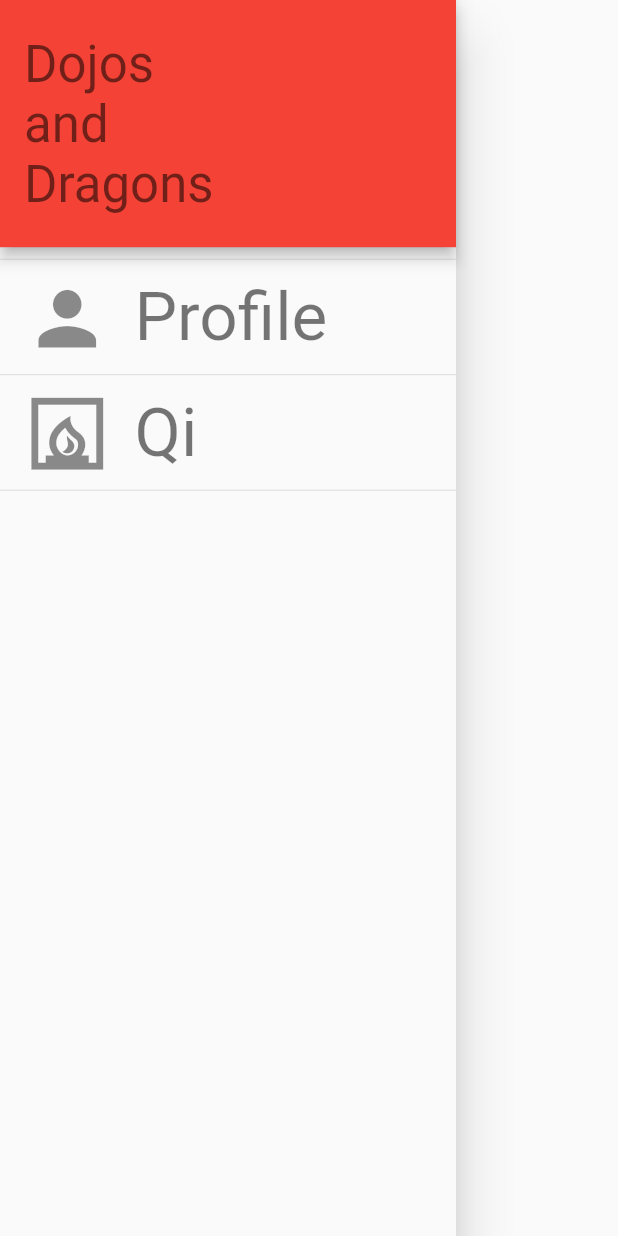
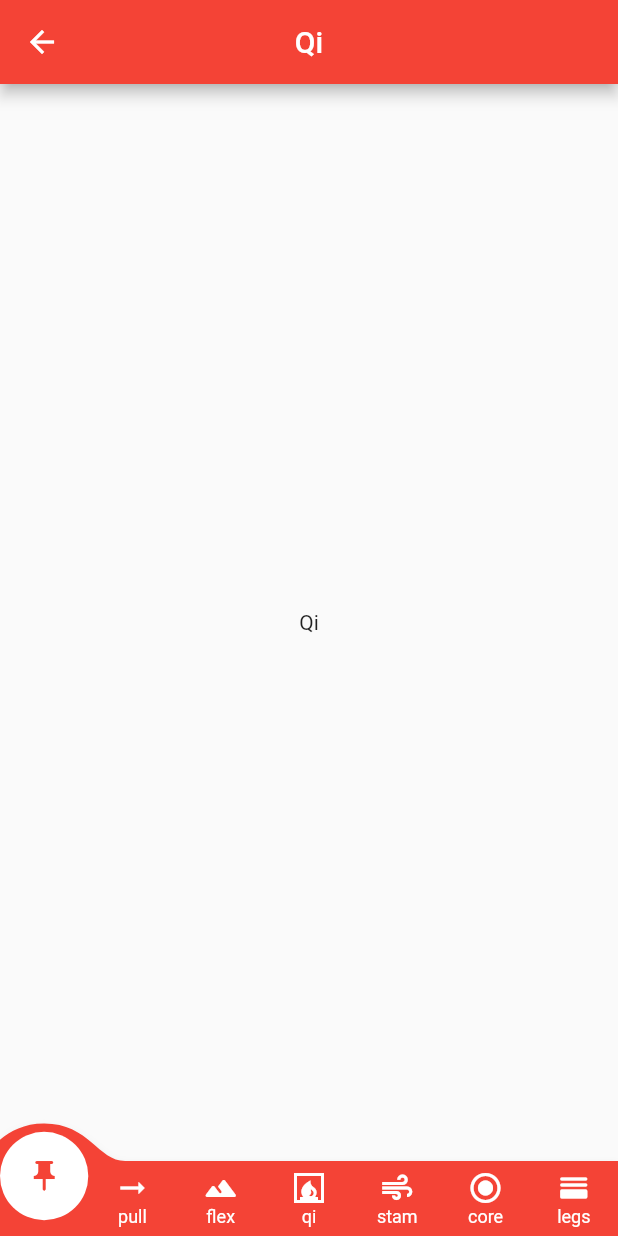
Before and after one commit to AimanBenkhadra/dojos_and_dragons, a Flutter app: the DrawerAdventurer widget shown alone on an empty page, opened directly, after a tap on "Qi", on a phone screen of 412 x 824 dp. Run offline on Flutter 3.47's test engine with Material 2 defaults, Android fonts, the light colour scheme and no system bars; drawn by our look-alikes of convex_bottom_bar; our stand-ins replace shared_preferences; missing offline and left inert: flutter_radar_chart; accounts and stored records are empty.

Commit message:
Started work on the Qi screen

```diff
--- a/lib/main.dart
+++ b/lib/main.dart
@@ -2,7 +2,7 @@ import 'package:flutter/material.dart';
 import 'package:provider/provider.dart';
 
 import './screens/profile_screen.dart';
-// import './screens/Qi.dart';
+import 'screens/qi_screen.dart';
 import './model/adventurers.dart';
 import './model/auth.dart';
 
@@ -31,19 +31,14 @@ class MyApp extends StatelessWidget {
       child: MaterialApp(
         title: 'Flutter Demo',
         theme: ThemeData(
-          // This is the theme of your application.
-          //
-          // Try running your application with "flutter run". You'll see the
-          // application has a blue toolbar. Then, without quitting the app, try
-          // changing the primarySwatch below to Colors.green and then invoke
-          // "hot reload" (press "r" in the console where you ran "flutter run",
-          // or simply save your changes to "hot reload" in a Flutter IDE).
-          // Notice that the counter didn't reset back to zero; the application
-          // is not restarted.
-          primarySwatch: Colors.red,
+          colorScheme: ColorScheme.fromSwatch(primarySwatch: Colors.red),
         ),
-        home: ProfileScreen(),
-        routes: {},
+        // home: ProfileScreen(),
+        routes: {
+          '/': (_) => ProfileScreen(),
+          ProfileScreen.routeName: (_) => ProfileScreen(),
+          QiScreen.routeName: (_) => QiScreen(),
+        },
       ),
     );
   }
--- /dev/null
+++ b/lib/screens/qi_screen.dart
@@ -0,0 +1,133 @@
+import 'package:dojos_and_dragons/widgets/drawer_adventurer.dart';
+import 'package:flutter/gestures.dart';
+import 'package:flutter/material.dart';
+import 'package:convex_bottom_bar/convex_bottom_bar.dart';
+
+class QiScreen extends StatefulWidget {
+  static const routeName = '/qi';
+  @override
+  State<QiScreen> createState() => _QiScreenState();
+}
+
+class _QiScreenState extends State<QiScreen> {
+  var _pageIndex = 3;
+  final _pageNames = [
+    'Push Qi',
+    'Pull Qi',
+    'Flex Qi',
+    'Qi',
+    'Stam Qi',
+    'Core Qi',
+    'Legs Qi',
+  ];
+
+  @override
+  Widget build(BuildContext context) {
+    final List<TabItem> _tabItems = [
+      TabItem(
+          icon: const Icon(
+            Icons.push_pin,
+            color: Colors.white,
+          ),
+          activeIcon: Icon(
+            Icons.push_pin,
+            color: Theme.of(context).colorScheme.primary,
+          ),
+          title: 'push'),
+      TabItem(
+          icon: const Icon(
+            Icons.arrow_right_alt_sharp,
+            color: Colors.white,
+          ),
+          activeIcon: Icon(
+            Icons.arrow_right_alt_sharp,
+            color: Theme.of(context).colorScheme.primary,
+          ),
+          title: 'pull'),
+      TabItem(
+          icon: const Icon(
+            Icons.terrain_rounded,
+            color: Colors.white,
+          ),
+          activeIcon: Icon(
+            Icons.terrain_rounded,
+            color: Theme.of(context).colorScheme.primary,
+          ),
+          title: 'flex'),
+      TabItem(
+          icon: const Icon(
+            Icons.fireplace,
+            color: Colors.white,
+          ),
+          activeIcon: Icon(
+            Icons.fireplace,
+            color: Theme.of(context).colorScheme.primary,
+          ),
+          title: 'qi'),
+      TabItem(
+          icon: const Icon(
+            Icons.air,
+            color: Colors.white,
+          ),
+          activeIcon: Icon(
+            Icons.air,
+            color: Theme.of(context).colorScheme.primary,
+          ),
+          title: 'stam'),
+      TabItem(
+          icon: const Icon(
+            Icons.radio_button_checked_rounded,
+            color: Colors.white,
+          ),
+          activeIcon: Icon(
+            Icons.radio_button_checked_rounded,
+            color: Theme.of(context).colorScheme.primary,
+          ),
+          title: 'core'),
+      TabItem(
+          icon: Icon(
+            Icons.horizontal_split_rounded,
+            color: Theme.of(context).colorScheme.inversePrimary,
+          ),
+          activeIcon: Icon(
+            Icons.horizontal_split_rounded,
+            color: Theme.of(context).colorScheme.primary,
+          ),
+          title: 'legs'),
+    ];
+    final _pages = [
+      for (final pageName in _pageNames)
+        Center(
+          child: Text(pageName),
+        ),
+    ];
+    return DefaultTabController(
+      length: 7,
+      initialIndex: _pageIndex,
+      child: Scaffold(
+          appBar: AppBar(
+            centerTitle: true,
+            title: Text(
+              _pageNames[_pageIndex],
+            ),
+          ),
+          body: TabBarView(children: _pages),
+          bottomNavigationBar: ConvexAppBar(
+            onTabNotify: (ind) {
+              _pageIndex = ind;
+              // _tabItems[ind].i
+              setState(() {});
+              return true;
+            },
+            color: Colors.white,
+            backgroundColor: Theme.of(context).colorScheme.primary,
+            style: TabStyle.reactCircle,
+            items: _tabItems,
+            onTap: (ind) {
+              _pageIndex = ind;
+              setState(() {});
+            },
+          )),
+    );
+  }
+}
--- a/lib/widgets/drawer_adventurer.dart
+++ b/lib/widgets/drawer_adventurer.dart
@@ -1,5 +1,7 @@
 import 'dart:math';
 import 'package:flutter/material.dart';
+
+import '/screens/qi_screen.dart';
 
 class DrawerAdventurer extends StatelessWidget {
   @override
@@ -44,7 +46,9 @@ class DrawerAdventurer extends StatelessWidget {
               'Qi',
               style: Theme.of(context).textTheme.headline3,
             ),
-            onTap: () {},
+            onTap: () {
+              Navigator.of(context).pushReplacementNamed(QiScreen.routeName);
+            },
           ),
           const Divider(),
         ],
--- a/pubspec.yaml
+++ b/pubspec.yaml
@@ -39,6 +39,7 @@ dependencies:
   http: ^0.13.4
   shared_preferences: ^2.0.13
   provider: ^6.0.2
+  convex_bottom_bar: ^3.0.0
 
 dev_dependencies:
   flutter_test:
```
Also changed, not shown: lib/screens/qi.dart (deleted), pubspec.lock.
